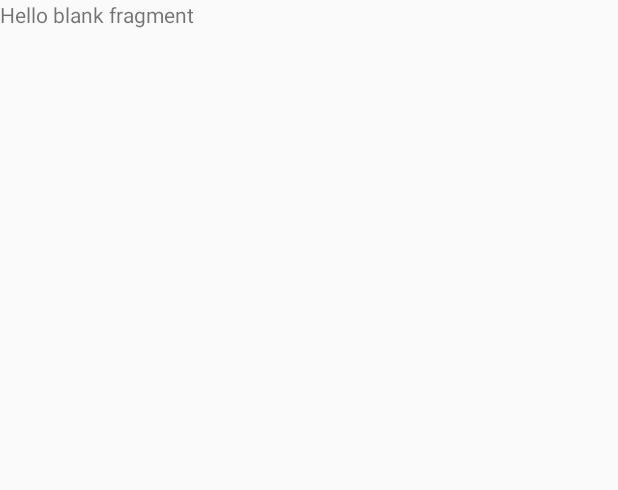
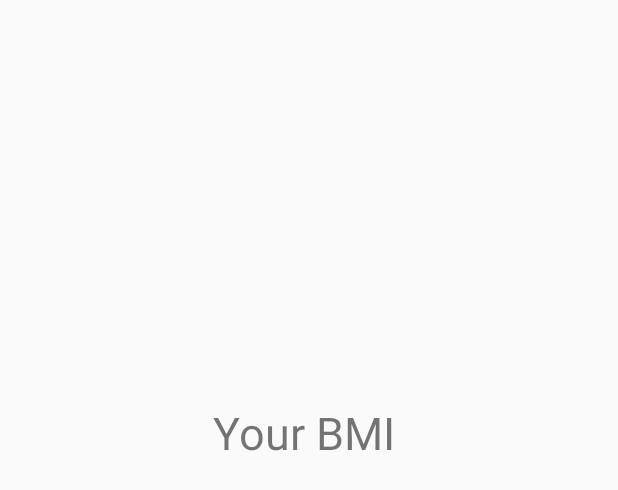
Before and after one commit to nicks1m/fitastic, an Android app: the layout fragment_b_m_i.xml on its own in the app's theme, with its tools: preview values and no code run, on a phone screen of 412 x 824 dp. Shown: the top 490 px of the screen. Run offline under Robolectric (Android 15) with nearby library versions, the light colour scheme and no system bars.

Commit message:
BMI Calculator Activity and Fragment Page (WIP)

```diff
--- a/app/src/main/java/com/example/fitastic/LoginActivity.java
+++ b/app/src/main/java/com/example/fitastic/LoginActivity.java
@@ -43,7 +43,7 @@
 
     //Opens Home Activity Page
     public void openNewActivity2(){
-        Intent intent = new Intent(this, NavPage.class);
+        Intent intent = new Intent(this, BMIActivity.class);
         startActivity(intent);
     }
 
--- a/app/src/main/res/layout/fragment_b_m_i.xml
+++ b/app/src/main/res/layout/fragment_b_m_i.xml
@@ -1,14 +1,22 @@
 <?xml version="1.0" encoding="utf-8"?>
-<FrameLayout xmlns:android="http://schemas.android.com/apk/res/android"
+<androidx.constraintlayout.widget.ConstraintLayout xmlns:android="http://schemas.android.com/apk/res/android"
+    xmlns:app="http://schemas.android.com/apk/res-auto"
     xmlns:tools="http://schemas.android.com/tools"
     android:layout_width="match_parent"
     android:layout_height="match_parent"
     tools:context=".BMIFrag">
 
-    <!-- TODO: Update blank fragment layout -->
     <TextView
-        android:layout_width="match_parent"
-        android:layout_height="match_parent"
-        android:text="@string/hello_blank_fragment" />
-
-</FrameLayout>
+        android:id="@+id/textView10"
+        android:layout_width="wrap_content"
+        android:layout_height="wrap_content"
+        android:layout_marginTop="227dp"
+        android:layout_marginBottom="485dp"
+        android:text="Your BMI "
+        android:textSize="30sp"
+        app:layout_constraintBottom_toBottomOf="parent"
+        app:layout_constraintEnd_toEndOf="parent"
+        app:layout_constraintStart_toStartOf="parent"
+        app:layout_constraintTop_toTopOf="parent"
+        app:layout_constraintVertical_bias="0.571" />
+</androidx.constraintlayout.widget.ConstraintLayout>
```
Also changed, not shown: app/src/main/java/com/example/fitastic/BMIActivity.java (+22 -7 lines), app/src/main/res/layout/activity_b_m_i.xml (+11 -0 lines).
